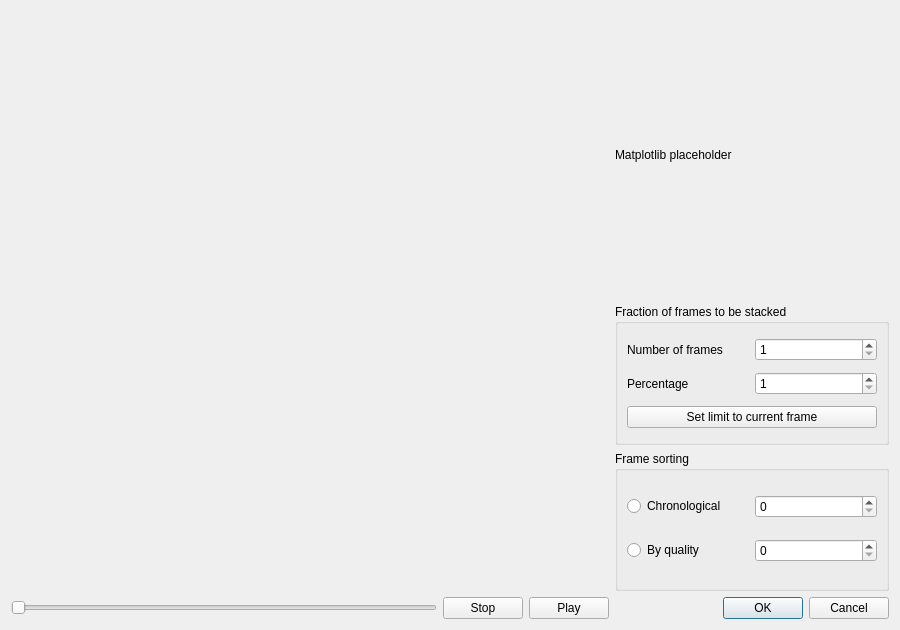
Qt form Source/frame_viewer_gui.ui (Rolf-Hempel/PlanetarySystemStacker) before a commit.
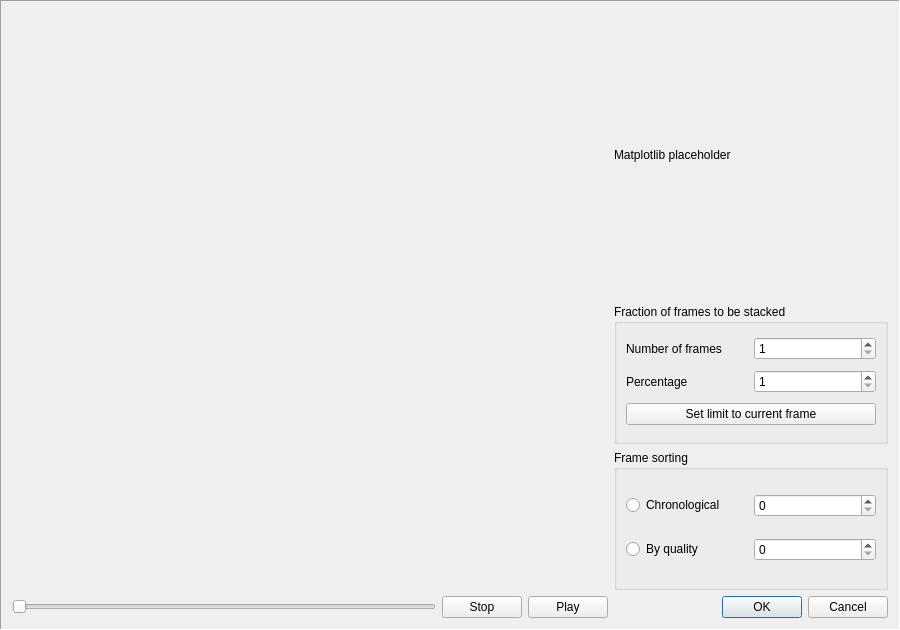
The same form after that commit.

Commit message: Frame viewer changed to QFrame with sunken panel

Patch:
```diff
--- a/Source/frame_viewer_gui.ui
+++ b/Source/frame_viewer_gui.ui
@@ -1,7 +1,7 @@
 <?xml version="1.0" encoding="UTF-8"?>
 <ui version="4.0">
  <class>frame_viewer</class>
- <widget class="QWidget" name="frame_viewer">
+ <widget class="QFrame" name="frame_viewer">
   <property name="geometry">
    <rect>
     <x>0</x>
@@ -16,7 +16,13 @@
   <property name="locale">
    <locale language="English" country="UnitedStates"/>
   </property>
-  <layout class="QGridLayout" name="grid_layout" rowstretch="0,0,0,0,0" columnstretch="5,0,0,0">
+  <property name="frameShape">
+   <enum>QFrame::Panel</enum>
+  </property>
+  <property name="frameShadow">
+   <enum>QFrame::Sunken</enum>
+  </property>
+  <layout class="QGridLayout" name="grid_layout" columnstretch="5,0,0,0">
    <item row="3" column="3">
     <widget class="QGroupBox" name="groupBox_frame_sorting">
      <property name="title">
@@ -132,6 +138,26 @@
      </property>
     </widget>
    </item>
+   <item row="4" column="2">
+    <widget class="QPushButton" name="pushButton_play">
+     <property name="toolTip">
+      <string>Start a frame display video. Frames are ordered as selected in the 'frame sorting' section.</string>
+     </property>
+     <property name="text">
+      <string>Play</string>
+     </property>
+    </widget>
+   </item>
+   <item row="4" column="1">
+    <widget class="QPushButton" name="pushButton_stop">
+     <property name="toolTip">
+      <string>Stop the frame display video.</string>
+     </property>
+     <property name="text">
+      <string>Stop</string>
+     </property>
+    </widget>
+   </item>
    <item row="4" column="0">
     <widget class="QSlider" name="slider_frames">
      <property name="toolTip">
@@ -149,26 +175,6 @@
      </property>
     </widget>
    </item>
-   <item row="4" column="2">
-    <widget class="QPushButton" name="pushButton_play">
-     <property name="toolTip">
-      <string>Start a frame display video. Frames are ordered as selected in the 'frame sorting' section.</string>
-     </property>
-     <property name="text">
-      <string>Play</string>
-     </property>
-    </widget>
-   </item>
-   <item row="4" column="1">
-    <widget class="QPushButton" name="pushButton_stop">
-     <property name="toolTip">
-      <string>Stop the frame display video.</string>
-     </property>
-     <property name="text">
-      <string>Stop</string>
-     </property>
-    </widget>
-   </item>
    <item row="0" column="3" rowspan="2">
     <widget class="QLabel" name="label_matplotlib">
      <property name="text">
```
Left out of the diff: 2 changed lines with no effect on the pictures. The commit also changes 3 other files.
